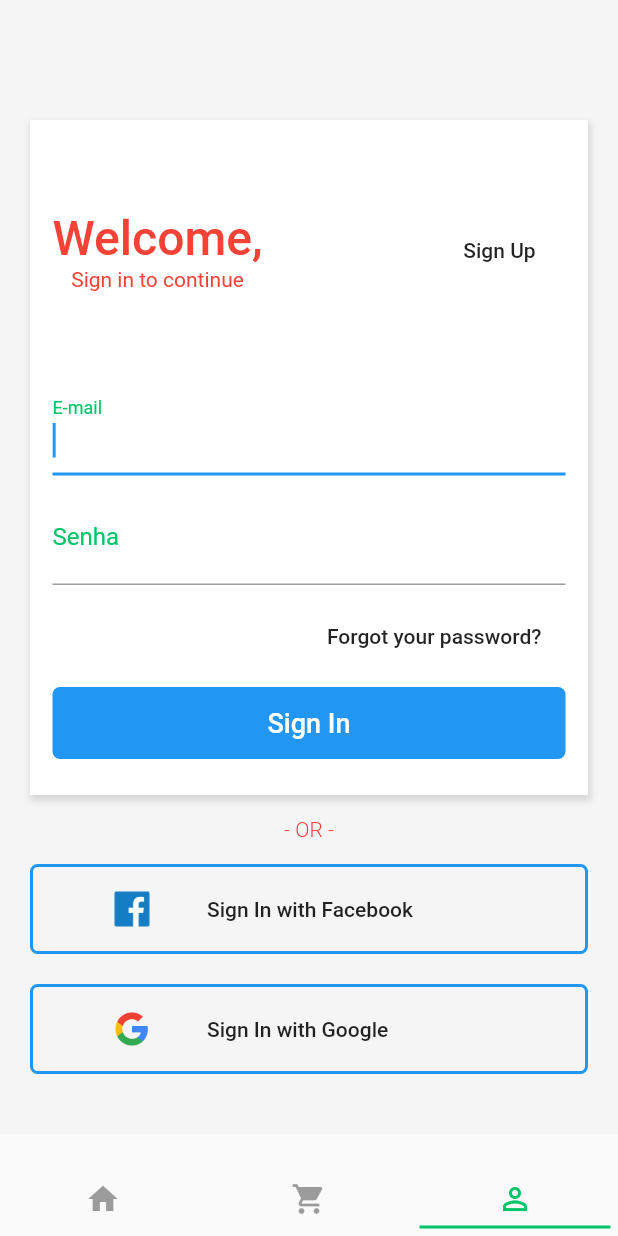
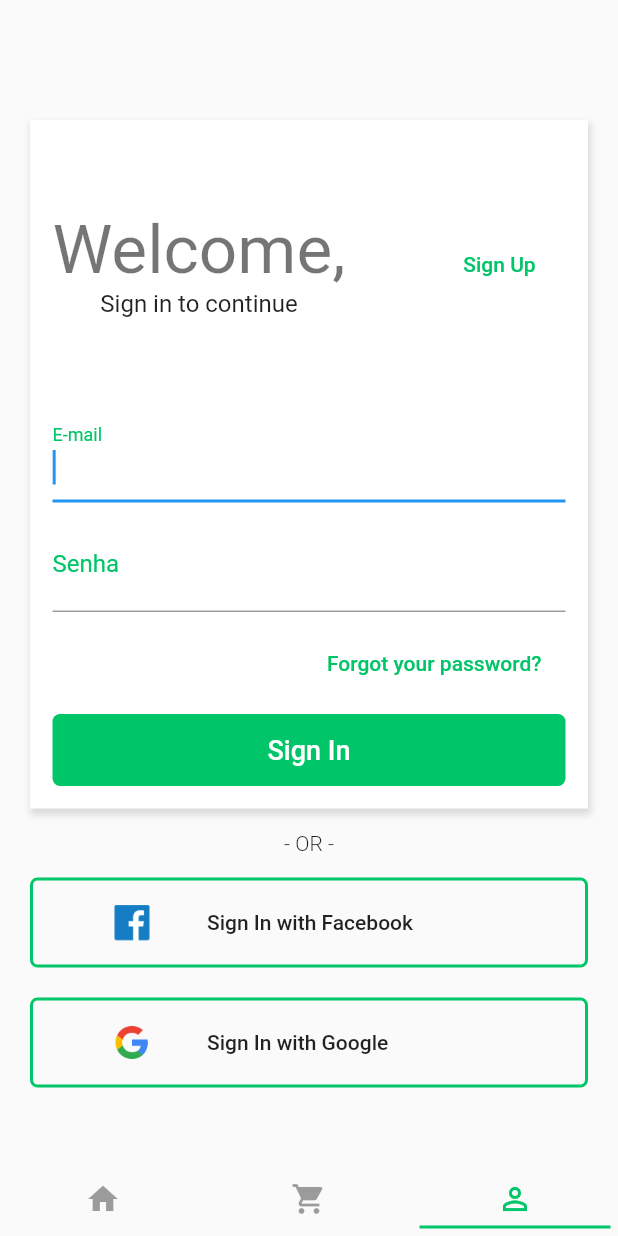
Before and after one commit to rodrigofelipejr/flutter-dart-balta.io, a Flutter app: the screen it shows after launch, item 3 of the bottom bar chosen, on a phone screen of 412 x 824 dp. Run offline on Flutter 3.47's test engine with Material 2 defaults, Android fonts, the phone set to English and light mode, and no system bars; our stand-ins replace flutter_masked_text, shared_preferences.

Commit message:
Dominando Layouts no Flutter - Login

```diff
--- a/app_shopping/lib/pages/login.page.dart
+++ b/app_shopping/lib/pages/login.page.dart
@@ -9,7 +9,6 @@ class LoginPage extends StatelessWidget {
     return Scaffold(
       body: SingleChildScrollView(
         child: Container(
-          color: Color(0xFFF5F5F5),
           // padding: EdgeInsets.all(40), // todos os lados
           padding: EdgeInsets.only(
             top: 80,
@@ -20,9 +19,9 @@ class LoginPage extends StatelessWidget {
           child: Column(
             children: [
               Container(
-                height: 450,
+                //height: 450,
                 decoration: BoxDecoration(
-                  color: Colors.white,
+                  color: Theme.of(context).accentColor,
                   boxShadow: [
                     new BoxShadow(
                       color: Colors.black12,
@@ -33,7 +32,8 @@ class LoginPage extends StatelessWidget {
                   ],
                 ),
                 child: Padding(
-                  padding: EdgeInsets.only(left: 15, right: 15, top: 60),
+                  padding:
+                      EdgeInsets.only(left: 15, right: 15, top: 60, bottom: 15),
                   child: Column(
                     children: [
                       Row(
@@ -43,16 +43,21 @@ class LoginPage extends StatelessWidget {
                             children: [
                               Text(
                                 "Welcome,",
-                                style: TextStyle(
-                                  fontSize: 32,
-                                  fontWeight: FontWeight.w500,
-                                ),
+                                style: Theme.of(context).textTheme.headline3,
                               ),
-                              Text("Sign in to continue"),
+                              Text(
+                                "Sign in to continue",
+                                style: Theme.of(context).textTheme.subtitle1,
+                              ),
                             ],
                           ),
                           FlatButton(
-                            child: Text("Sign Up"),
+                            child: Text(
+                              "Sign Up",
+                              style: TextStyle(
+                                color: Theme.of(context).primaryColor,
+                              ),
+                            ),
                             onPressed: () {
                               Navigator.push(
                                 context,
@@ -79,7 +84,10 @@ class LoginPage extends StatelessWidget {
                             fontSize: 16,
                           ),
                         ),
-                        style: TextStyle(fontSize: 20),
+                        style: TextStyle(
+                          fontSize: 20,
+                          color: Theme.of(context).primaryColor,
+                        ),
                       ),
                       SizedBox(
                         height: 10,
@@ -97,7 +105,10 @@ class LoginPage extends StatelessWidget {
                             fontSize: 16,
                           ),
                         ),
-                        style: TextStyle(fontSize: 20),
+                        style: TextStyle(
+                          fontSize: 20,
+                          color: Theme.of(context).primaryColor,
+                        ),
                       ),
                       SizedBox(
                         height: 10,
@@ -105,7 +116,12 @@ class LoginPage extends StatelessWidget {
                       Container(
                         alignment: Alignment.centerRight,
                         child: FlatButton(
-                          child: Text("Forgot your password?"),
+                          child: Text(
+                            "Forgot your password?",
+                            style: TextStyle(
+                              color: Theme.of(context).primaryColor,
+                            ),
+                          ),
                           onPressed: () {},
                         ),
                       ),
@@ -115,7 +131,7 @@ class LoginPage extends StatelessWidget {
                       Container(
                         width: double.infinity,
                         decoration: BoxDecoration(
-                          color: Colors.blue,
+                          color: Theme.of(context).primaryColor,
                           borderRadius: BorderRadius.all(
                             Radius.circular(5),
                           ),
@@ -152,7 +168,7 @@ class LoginPage extends StatelessWidget {
                 decoration: BoxDecoration(
                   border: Border.all(
                     width: 2,
-                    color: Colors.blue,
+                    color: Theme.of(context).primaryColor,
                   ),
                   borderRadius: BorderRadius.all(
                     Radius.circular(5),
@@ -186,7 +202,7 @@ class LoginPage extends StatelessWidget {
                 decoration: BoxDecoration(
                   border: Border.all(
                     width: 2,
-                    color: Colors.blue,
+                    color: Theme.of(context).primaryColor,
                   ),
                   borderRadius: BorderRadius.all(
                     Radius.circular(5),
--- a/app_shopping/lib/theme/light.theme.dart
+++ b/app_shopping/lib/theme/light.theme.dart
@@ -10,10 +10,11 @@ ThemeData lightTheme() {
     // primarySwatch: primaryColor,
     brightness: brightness,
     textTheme: new TextTheme(
-        body1: new TextStyle(color: Colors.red),
-        display4: new TextStyle(fontSize: 78),
-        button: new TextStyle(color: Colors.green),
-        headline: new TextStyle(color: Colors.deepPurple)),
+      // body1: new TextStyle(color: Colors.red),
+      // display4: new TextStyle(fontSize: 78),
+      // button: new TextStyle(color: Colors.green),
+      headline: new TextStyle(color: Colors.black),
+    ),
     // tabBarTheme:
     // accentIconTheme:
     // accentTextTheme:
```
